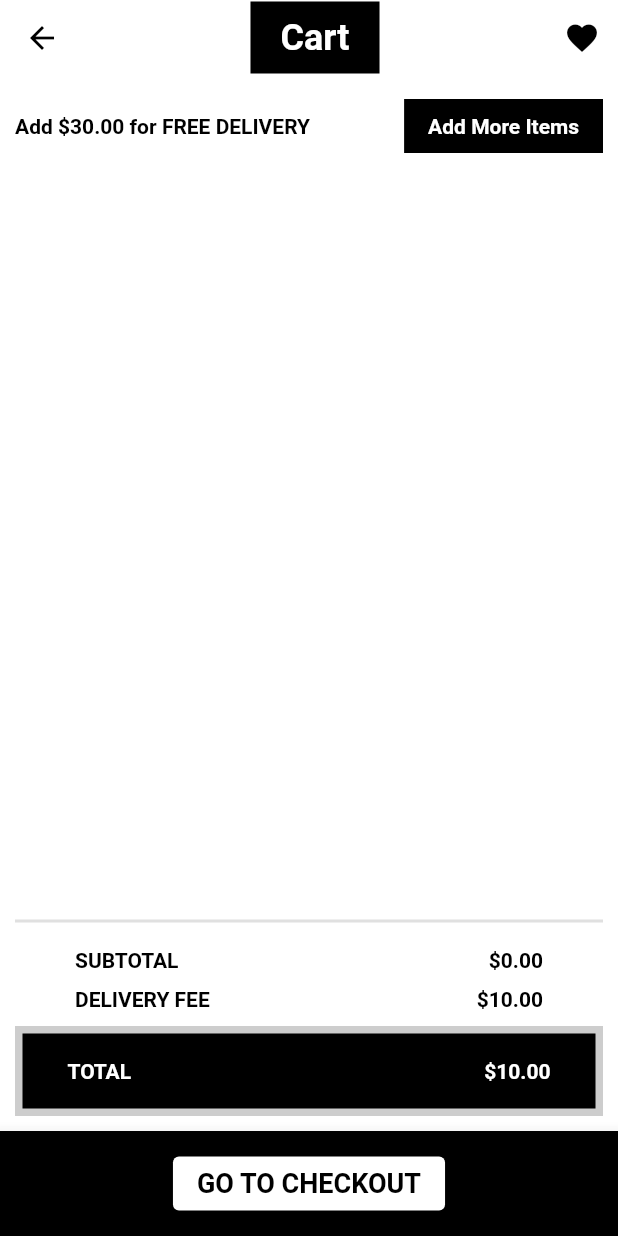
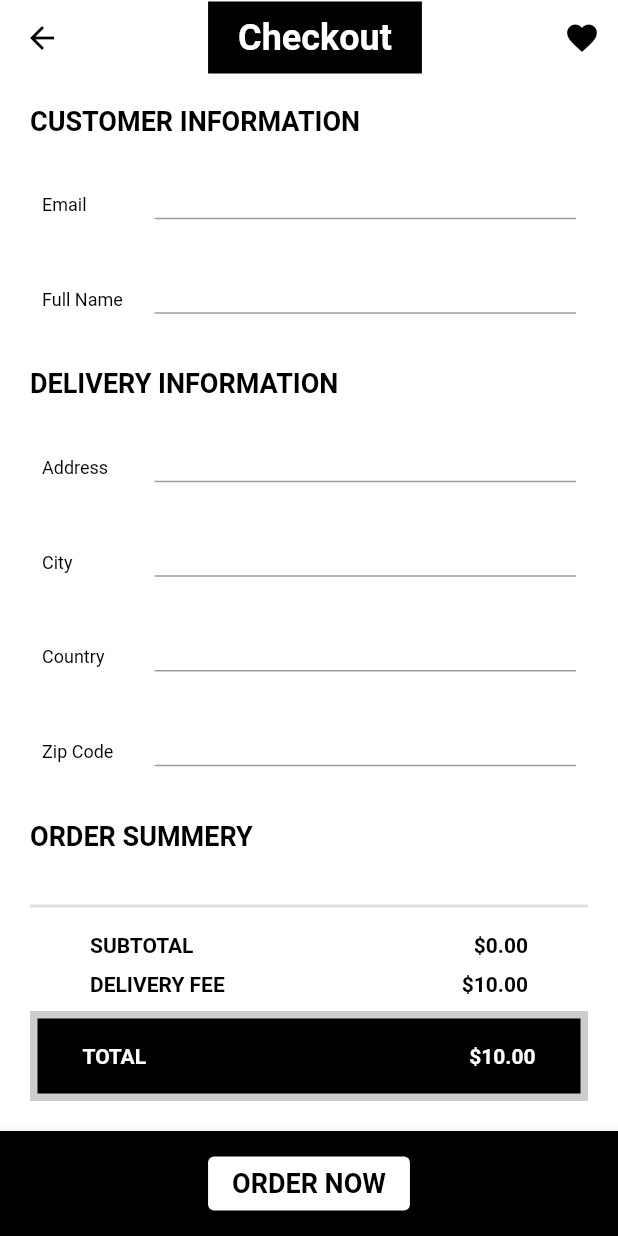
Before and after one commit to nhudang1511/e_commerce_flutter_app, a Flutter app: the CartScreen screen opened by its route, after a tap on "GO TO CHECKOUT", on a phone screen of 412 x 824 dp. Run offline on Flutter 3.47's test engine with Material 2 defaults, Android fonts, the phone set to English and light mode, and no system bars; our stand-ins replace bloc, carousel_slider, cloud_firestore, equatable, firebase_core, flutter_bloc; accounts and stored records are empty; Roboto replaces fonts that are missing (Avenir).

Commit message:
add checkout

```diff
--- a/lib/config/app_route.dart
+++ b/lib/config/app_route.dart
@@ -20,6 +20,8 @@ class AppRouter{
         return ProductScreen.route(product: settings.arguments as Product);
       case WishlistScreen.routeName:
         return WishlistScreen.route();
+      case CheckoutScreen.routeName:
+        return CheckoutScreen.route();
       default:
         return _errorRoute();
     }
--- a/lib/screen/cart/cart_screen.dart
+++ b/lib/screen/cart/cart_screen.dart
@@ -29,7 +29,9 @@ class CartScreen extends StatelessWidget {
             children: [
               ElevatedButton(
                 style: ElevatedButton.styleFrom(primary: Colors.white),
-                onPressed: (){},
+                onPressed: (){
+                  Navigator.pushNamed(context, '/checkout');
+                },
                 child: Text('GO TO CHECKOUT', style: Theme.of(context).textTheme.headline3!),
               )
             ],
@@ -88,71 +90,7 @@ class CartScreen extends StatelessWidget {
                         ),
                       ],
                     ),
-                    Column(
-                      children: [
-                        const Divider(thickness: 2),
-                        Padding(
-                          padding: const EdgeInsets.symmetric(
-                              horizontal: 40,
-                              vertical: 10
-                          ),
-                          child: Column(
-                            children: [
-                              Row(
-                                mainAxisAlignment: MainAxisAlignment.spaceBetween,
-                                children: [
-                                  Text('SUBTOTAL', style: Theme.of(context).textTheme.headline5),
-                                  Text('\$${state.cart.subtotalString}', style: Theme.of(context).textTheme.headline5)
-                                ],
-                              ),
-                              const SizedBox(height: 10),
-                              Row(
-                                mainAxisAlignment: MainAxisAlignment.spaceBetween,
-                                children: [
-                                  Text('DELIVERY FEE', style: Theme.of(context).textTheme.headline5),
-                                  Text('\$${state.cart.deliveryFeeString}', style: Theme.of(context).textTheme.headline5)
-                                ],
-                              ),
-                            ],
-                          ),
-                        ),
-                        Stack(
-                          children: [
-                            Container(
-                              width: MediaQuery.of(context).size.width,
-                              height: 60,
-                              decoration: BoxDecoration(
-                                  color: Colors.black.withAlpha(50)
-                              ),
-                            ),
-                            Container(
-                              width: MediaQuery.of(context).size.width,
-                              margin: const EdgeInsets.all(5.0),
-                              height: 50,
-                              decoration: const BoxDecoration(
-                                  color: Colors.black
-                              ),
-                              child: Padding(
-                                padding: const EdgeInsets.symmetric(
-                                    horizontal: 30
-                                ),
-                                child: Row(
-                                  mainAxisAlignment: MainAxisAlignment.spaceBetween,
-                                  children: [
-                                    Text('TOTAL', style: Theme.of(context).textTheme.headline5!.copyWith(
-                                        color: Colors.white
-                                    )),
-                                    Text('\$${state.cart.totalString}', style: Theme.of(context).textTheme.headline5!.copyWith(
-                                        color: Colors.white
-                                    ))
-                                  ],
-                                ),
-                              ),
-                            )
-                          ],
-                        )
-                      ],
-                    )
+                    const OrderSummery()
                   ],
                 ),
               );
--- /dev/null
+++ b/lib/screen/checkout/checkout_screen.dart
@@ -0,0 +1,101 @@
+import 'package:carousel_slider/carousel_slider.dart';
+import 'package:flutter/material.dart';
+import 'package:flutter_bloc/flutter_bloc.dart';
+
+import '../../blocs/category/category_bloc.dart';
+import '../../blocs/category/category_state.dart';
+import '../../blocs/product/product_bloc.dart';
+import '../../blocs/product/product_state.dart';
+import '../../models/models.dart';
+import '../../widget/widgets.dart';
+
+class CheckoutScreen extends StatelessWidget {
+  const CheckoutScreen({super.key});
+  static const String routeName = '/checkout';
+
+  static Route route(){
+    return MaterialPageRoute(
+        settings: const RouteSettings(name: routeName),
+        builder: (_) => const CheckoutScreen());
+  }
+  @override
+  Widget build(BuildContext context) {
+    final TextEditingController emailController = TextEditingController();
+    final TextEditingController nameController = TextEditingController();
+    final TextEditingController addressController = TextEditingController();
+    final TextEditingController cityController = TextEditingController();
+    final TextEditingController countryController = TextEditingController();
+    final TextEditingController zipCodeController = TextEditingController();
+    return Scaffold(
+      appBar: const CustomAppBar(title: 'Checkout'),
+      bottomNavigationBar: BottomAppBar(
+        color: Colors.black,
+        child: SizedBox(
+          height: 70,
+          child: Row(
+            mainAxisAlignment: MainAxisAlignment.spaceEvenly,
+            children: [
+              ElevatedButton(
+                style: ElevatedButton.styleFrom(primary: Colors.white),
+                onPressed: (){
+                  Navigator.pushNamed(context, '/order');
+                },
+                child: Text('ORDER NOW', style: Theme.of(context).textTheme.headline3!),
+              )
+            ],
+          ),
+        ),
+      ),
+      body:  Padding(
+        padding: const EdgeInsets.all(20.0),
+        child: Column(
+          mainAxisAlignment: MainAxisAlignment.spaceBetween,
+          crossAxisAlignment: CrossAxisAlignment.start,
+          children: [
+            Text('CUSTOMER INFORMATION',
+            style: Theme.of(context).textTheme.headline3,
+            ),
+            _buildTextFormField(emailController, context, 'Email'),
+            _buildTextFormField(nameController, context, 'Full Name'),
+            Text('DELIVERY INFORMATION',
+              style: Theme.of(context).textTheme.headline3,
+            ),
+            _buildTextFormField(addressController, context, 'Address'),
+            _buildTextFormField(cityController, context, 'City'),
+            _buildTextFormField(countryController, context, 'Country'),
+            _buildTextFormField(zipCodeController, context, 'Zip Code'),
+            Text('ORDER SUMMERY',
+              style: Theme.of(context).textTheme.headline3,
+            ),
+            const OrderSummery()
+          ],
+        ),
+      ),
+    );
+  }
+
+  Padding _buildTextFormField(TextEditingController controller, BuildContext context, String labelText){
+    return Padding(
+      padding: const EdgeInsets.all(8.0),
+      child: Row(
+        children: [
+          SizedBox(width: 75,
+            child: Text(
+                labelText,
+                style: Theme.of(context).textTheme.bodyText1),),
+          Expanded(child: TextFormField(
+            controller: controller,
+            decoration: const InputDecoration(
+              isDense: true,
+              contentPadding: EdgeInsets.only(left: 10),
+              focusedBorder: UnderlineInputBorder(
+                borderSide: BorderSide(color: Colors.black)
+              )
+            ),
+          )
+          )
+        ],
+      ),
+    );
+  }
+}
--- a/lib/screen/screen.dart
+++ b/lib/screen/screen.dart
@@ -4,3 +4,4 @@ export 'catalog/catalog_screen.dart';
 export 'product/product_screen.dart';
 export 'wishlist/wishlist_screen.dart';
 export 'splash/splash_screen.dart';
+export 'checkout/checkout_screen.dart';
--- /dev/null
+++ b/lib/widget/order_summery.dart
@@ -0,0 +1,86 @@
+import 'package:flutter/material.dart';
+import 'package:flutter_bloc/flutter_bloc.dart';
+
+import '../blocs/cart/cart_bloc.dart';
+import '../blocs/cart/cart_state.dart';
+
+class OrderSummery extends StatelessWidget {
+  const OrderSummery({super.key});
+
+  @override
+  Widget build(BuildContext context) {
+    return BlocBuilder<CartBloc, CartState>(builder: (context, state) {
+      if(state is CartLoaded){
+        return Column(
+          children: [
+            const Divider(thickness: 2),
+            Padding(
+              padding: const EdgeInsets.symmetric(
+                  horizontal: 40,
+                  vertical: 10
+              ),
+              child: Column(
+                children: [
+                  Row(
+                    mainAxisAlignment: MainAxisAlignment.spaceBetween,
+                    children: [
+                      Text('SUBTOTAL', style: Theme.of(context).textTheme.headline5),
+                      Text('\$${state.cart.subtotalString}', style: Theme.of(context).textTheme.headline5)
+                    ],
+                  ),
+                  const SizedBox(height: 10),
+                  Row(
+                    mainAxisAlignment: MainAxisAlignment.spaceBetween,
+                    children: [
+                      Text('DELIVERY FEE', style: Theme.of(context).textTheme.headline5),
+                      Text('\$${state.cart.deliveryFeeString}', style: Theme.of(context).textTheme.headline5)
+                    ],
+                  ),
+                ],
+              ),
+            ),
+            Stack(
+              children: [
+                Container(
+                  width: MediaQuery.of(context).size.width,
+                  height: 60,
+                  decoration: BoxDecoration(
+                      color: Colors.black.withAlpha(50)
+                  ),
+                ),
+                Container(
+                  width: MediaQuery.of(context).size.width,
+                  margin: const EdgeInsets.all(5.0),
+                  height: 50,
+                  decoration: const BoxDecoration(
+                      color: Colors.black
+                  ),
+                  child: Padding(
+                    padding: const EdgeInsets.symmetric(
+                        horizontal: 30
+                    ),
+                    child: Row(
+                      mainAxisAlignment: MainAxisAlignment.spaceBetween,
+                      children: [
+                        Text('TOTAL', style: Theme.of(context).textTheme.headline5!.copyWith(
+                            color: Colors.white
+                        )),
+                        Text('\$${state.cart.totalString}', style: Theme.of(context).textTheme.headline5!.copyWith(
+                            color: Colors.white
+                        ))
+                      ],
+                    ),
+                  ),
+                )
+              ],
+            )
+          ],
+        );
+      }
+      else{
+        return Text('Something went wrong');
+      }
+      },
+    );
+  }
+}
--- a/lib/widget/widgets.dart
+++ b/lib/widget/widgets.dart
@@ -5,3 +5,4 @@ export 'section_title.dart';
 export 'product_card.dart';
 export 'product_carousel.dart';
 export 'cart_product_card.dart';
+export 'order_summery.dart';
```
